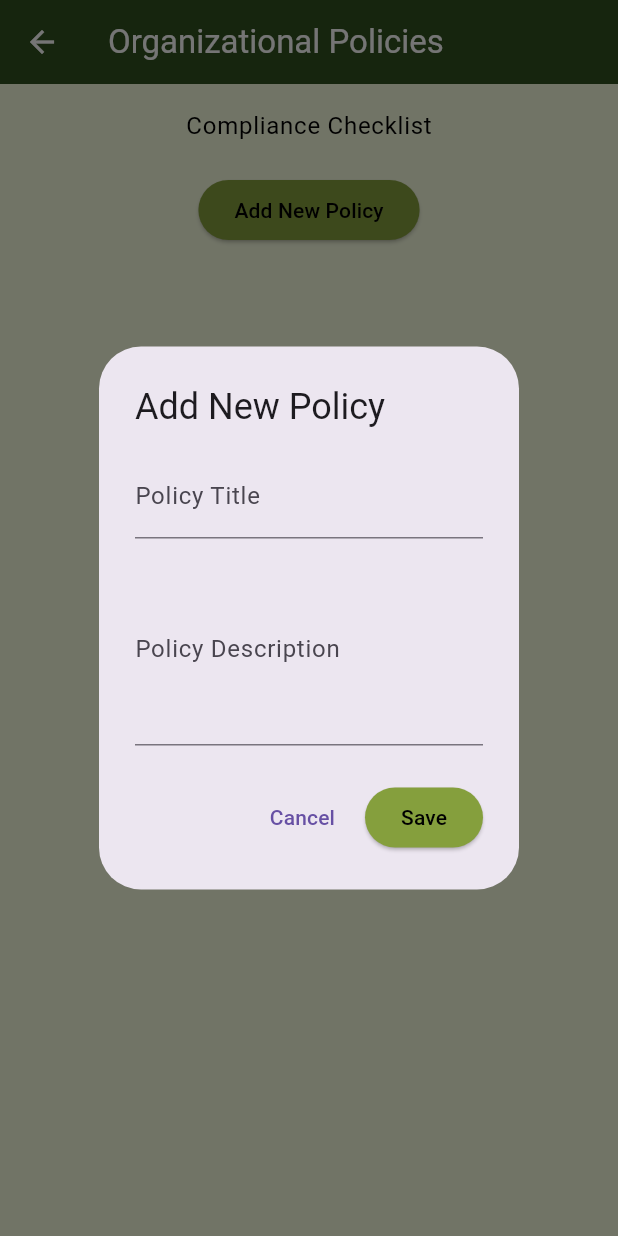
After one commit to Muhammadsaqibsharif/kaar_e_kamal, a Flutter app: the ComplianceScreen screen opened by its route, after a tap on "Add New Policy", on a phone screen of 412 x 824 dp. The commit adds this screen. Run offline on Flutter 3.47's test engine with Material 3 defaults, Android fonts, the phone set to English and light mode, and no system bars; our stand-ins replace carousel_slider, flutter_cache_manager, image_picker, percent_indicator, permission_handler, share_plus and 1 more; accounts and stored records are empty.

Commit message:
President Documentation and Policies Screens

```diff
--- a/lib/routes/app_routes.dart
+++ b/lib/routes/app_routes.dart
@@ -4,6 +4,8 @@ import 'package:kaar_e_kamal/routes/route_names.dart';
 import 'package:kaar_e_kamal/screens/common/profile/user_profile_screen.dart';
 import 'package:kaar_e_kamal/screens/drawer/mainDrawer.dart';
 import 'package:kaar_e_kamal/screens/president/communication/president_communication_screen.dart';
+import 'package:kaar_e_kamal/screens/president/documentation_compliance/compliance_screen.dart';
+import 'package:kaar_e_kamal/screens/president/documentation_compliance/maintain_documentation_screen.dart';
 import 'package:kaar_e_kamal/screens/president/events_activity/president_event_managment_screen.dart';
 import 'package:kaar_e_kamal/screens/president/member_engagement/encourage_volunteers_screen.dart';
 import 'package:kaar_e_kamal/screens/president/president_dashboard_screen.dart';
@@ -130,6 +132,7 @@ class AppRoutes {
           EncourageVolunteersScreen(),
       RouteNames.ManageResourcesScreen: (context) => ManageResourcesScreen(),
       RouteNames.SuperAdminPresidentChatScreen: (context) => SuperAdminPresidentChatScreen(),
+      RouteNames.ComplianceScreen: (context) => ComplianceScreen(),
     };
   }
 }
--- a/lib/routes/route_names.dart
+++ b/lib/routes/route_names.dart
@@ -47,6 +47,8 @@ class RouteNames {
   static const String EncourageVolunteersScreen = '/EncourageVolunteersScreen';
   static const String ManageResourcesScreen = '/ManageResourcesScreen';
   static const String SuperAdminPresidentChatScreen = '/SuperAdminPresidentChatScreen';
+  static const String MaintainDocumentationScreen = '/MaintainDocumentationScreen';
+  static const String ComplianceScreen = '/ComplianceScreen';
 
 
 }
--- /dev/null
+++ b/lib/screens/president/documentation_compliance/compliance_screen.dart
@@ -0,0 +1,201 @@
+import 'package:flutter/material.dart';
+
+class ComplianceScreen extends StatefulWidget {
+  const ComplianceScreen({Key? key}) : super(key: key);
+
+  @override
+  _ComplianceScreenState createState() => _ComplianceScreenState();
+}
+
+class _ComplianceScreenState extends State<ComplianceScreen> {
+  // A list to hold policies
+  List<Map<String, String>> policyList = [];
+
+  // Controller for adding/editing policy title and description
+  TextEditingController policyTitleController = TextEditingController();
+  TextEditingController policyDescriptionController = TextEditingController();
+
+  @override
+  Widget build(BuildContext context) {
+    return Scaffold(
+      appBar: AppBar(
+        title: const Text('Organizational Policies'),
+        backgroundColor:
+            Theme.of(context).primaryColor, // Dark Green from theme
+        foregroundColor: Colors.white, // Text on AppBar
+      ),
+      body: Padding(
+        padding: const EdgeInsets.all(16.0),
+        child: Column(
+          children: [
+            Text(
+              'Compliance Checklist',
+              style: Theme.of(context).textTheme.bodyLarge,
+            ),
+            const SizedBox(height: 20),
+            ElevatedButton(
+              onPressed: () {
+                // Show form to create new policy
+                _showPolicyForm(context, null);
+              },
+              child: const Text('Add New Policy'),
+            ),
+            const SizedBox(height: 20),
+            Expanded(
+              child: ListView.builder(
+                itemCount: policyList.length,
+                itemBuilder: (context, index) {
+                  return Card(
+                    color: Theme.of(context).scaffoldBackgroundColor,
+                    elevation: 3,
+                    child: ListTile(
+                      title: Text(policyList[index]['title']!),
+                      subtitle: Text(policyList[index]['description']!),
+                      trailing: Row(
+                        mainAxisSize: MainAxisSize.min,
+                        children: [
+                          IconButton(
+                            icon: const Icon(Icons.edit),
+                            onPressed: () {
+                              // Edit the selected policy
+                              _showPolicyForm(context, index);
+                            },
+                          ),
+                          IconButton(
+                            icon: const Icon(Icons.delete),
+                            onPressed: () {
+                              // Delete the selected policy
+                              _deletePolicy(index);
+                            },
+                          ),
+                        ],
+                      ),
+                      onTap: () {
+                        // Open the policy details for viewing/editing
+                        _showPolicyDetails(context, index);
+                      },
+                    ),
+                  );
+                },
+              ),
+            ),
+          ],
+        ),
+      ),
+    );
+  }
+
+  // Method to show the policy form for creating/editing a policy
+  void _showPolicyForm(BuildContext context, int? index) {
+    if (index != null) {
+      // If index is not null, we're editing an existing policy, so pre-fill the fields
+      policyTitleController.text = policyList[index]['title']!;
+      policyDescriptionController.text = policyList[index]['description']!;
+    } else {
+      // Reset fields for adding a new policy
+      policyTitleController.clear();
+      policyDescriptionController.clear();
+    }
+
+    showDialog(
+      context: context,
+      builder: (context) {
+        return AlertDialog(
+          title: Text(index != null ? 'Edit Policy' : 'Add New Policy'),
+          content: Column(
+            crossAxisAlignment: CrossAxisAlignment.start,
+            mainAxisSize: MainAxisSize.min,
+            children: [
+              TextField(
+                controller: policyTitleController,
+                decoration: const InputDecoration(
+                  labelText: 'Policy Title',
+                ),
+              ),
+              const SizedBox(height: 10),
+              TextField(
+                controller: policyDescriptionController,
+                decoration: const InputDecoration(
+                  labelText: 'Policy Description',
+                ),
+                maxLines: 4,
+              ),
+            ],
+          ),
+          actions: [
+            TextButton(
+              onPressed: () {
+                Navigator.of(context).pop();
+              },
+              child: const Text('Cancel'),
+            ),
+            ElevatedButton(
+              onPressed: () {
+                if (policyTitleController.text.isNotEmpty &&
+                    policyDescriptionController.text.isNotEmpty) {
+                  if (index != null) {
+                    // Update existing policy
+                    _updatePolicy(index);
+                  } else {
+                    // Add new policy
+                    _addPolicy();
+                  }
+                  Navigator.of(context).pop();
+                }
+              },
+              child: const Text('Save'),
+            ),
+          ],
+        );
+      },
+    );
+  }
+
+  // Method to add a new policy to the list
+  void _addPolicy() {
+    setState(() {
+      policyList.add({
+        'title': policyTitleController.text,
+        'description': policyDescriptionController.text,
+      });
+    });
+  }
+
+  // Method to update an existing policy
+  void _updatePolicy(int index) {
+    setState(() {
+      policyList[index] = {
+        'title': policyTitleController.text,
+        'description': policyDescriptionController.text,
+      };
+    });
+  }
+
+  // Method to delete a policy
+  void _deletePolicy(int index) {
+    setState(() {
+      policyList.removeAt(index);
+    });
+  }
+
+  // Method to show policy details (view/edit) on tap
+  void _showPolicyDetails(BuildContext context, int index) {
+    showDialog(
+      context: context,
+      builder: (context) {
+        return AlertDialog(
+          title: Text(policyList[index]['title']!),
+          content: Text(policyList[index]['description']!),
+          actions: [
+            TextButton(
+              onPressed: () {
+                Navigator.of(context).pop();
+              },
+              child: const Text('Close'),
+            ),
+          ],
+        );
+      },
+    );
+  }
+}
```
Also changed, not shown: lib/screens/president/documentation_compliance/DocumentationDetailScreen.dart (added, +94 -0 lines), lib/screens/president/documentation_compliance/maintain_documentation_screen.dart (added, +238 -0 lines), lib/screens/president/president_dashboard_screen.dart (+6 -1 lines).
